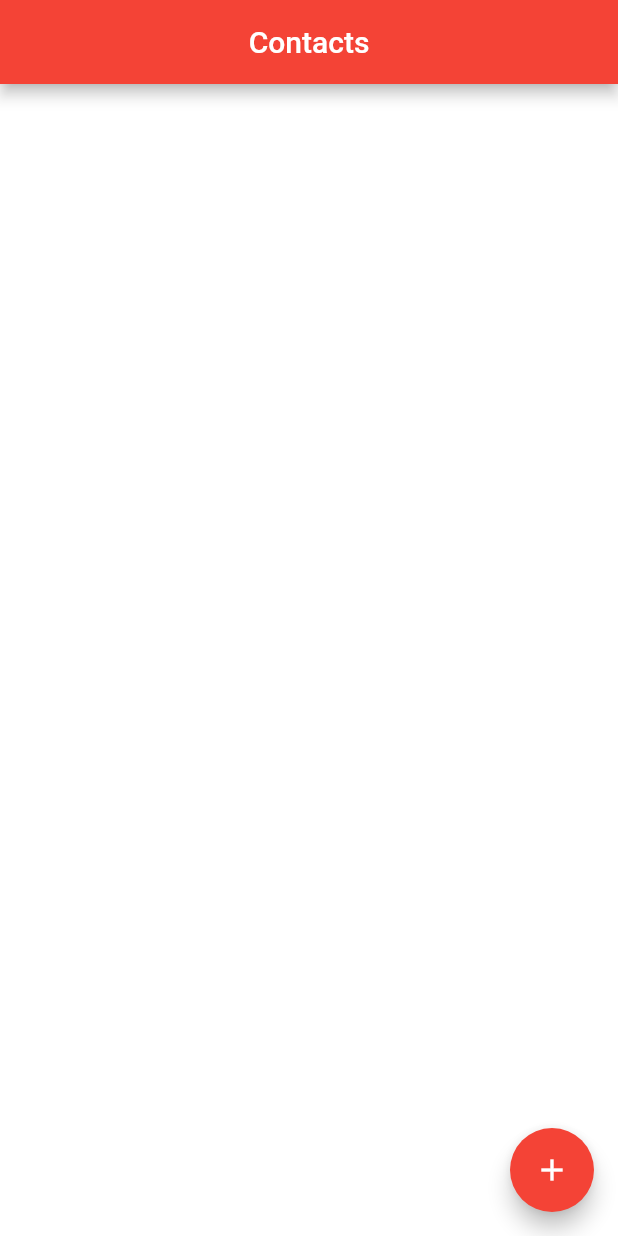
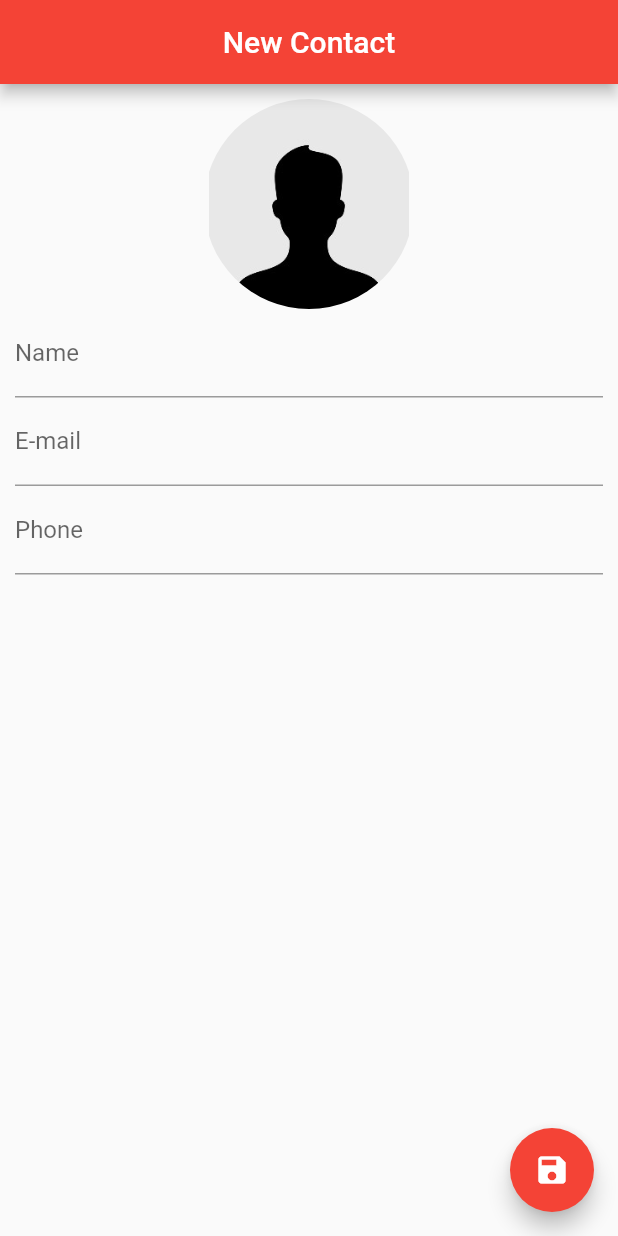
Before and after one commit to caiosw/phonebook, a Flutter app: the screen it shows after launch, on a phone screen of 412 x 824 dp. Run offline on Flutter 3.47's test engine with Material 2 defaults, Android fonts, the phone set to English and light mode, and no system bars; our stand-ins replace sqflite; accounts and stored records are empty.

Commit message:
ContactPage widget

```diff
--- a/lib/main.dart
+++ b/lib/main.dart
@@ -1,8 +1,10 @@
 import 'package:flutter/material.dart';
+import 'package:phonebook/ui/contact_page.dart';
 import 'package:phonebook/ui/home_page.dart';
 
 void main() {
   runApp(MaterialApp(
-    home: HomePage()
+    home: ContactPage(),
+    debugShowCheckedModeBanner: false,
   ));
 }
--- /dev/null
+++ b/lib/ui/contact_page.dart
@@ -0,0 +1,104 @@
+import 'dart:io';
+
+import 'package:flutter/material.dart';
+import 'package:phonebook/helpers/contact_helper.dart';
+
+class ContactPage extends StatefulWidget {
+
+  final Contact contact;
+
+  ContactPage({this.contact});
+
+  @override
+  _ContactPageState createState() => _ContactPageState();
+}
+
+class _ContactPageState extends State<ContactPage> {
+
+  final _nameController = TextEditingController();
+  final _emailController = TextEditingController();
+  final _phoneController = TextEditingController();
+
+  bool _userEdited = false;
+  Contact _editedContact;
+
+  @override
+  void initState() {
+    super.initState();
+
+    if (widget.contact == null) {
+      _editedContact = Contact();
+    } else {
+      _editedContact = Contact.fromMap(widget.contact.toMap());
+
+      _nameController.text = _editedContact.name;
+      _emailController.text = _editedContact.email;
+      _phoneController.text = _editedContact.phone;
+    }
+  }
+
+  @override
+  Widget build(BuildContext context) {
+    return Scaffold(
+      appBar: AppBar(
+        backgroundColor: Colors.red,
+        title: Text(_editedContact.name ?? "New Contact"),
+        centerTitle: true,
+      ),
+      floatingActionButton: FloatingActionButton(
+        onPressed: () {},
+        child: Icon(Icons.save),
+        backgroundColor: Colors.red,
+      ),
+      body: SingleChildScrollView(
+        padding: EdgeInsets.all(10.0),
+        child: Column(
+          children: [
+            GestureDetector(
+              child: Container(
+                width: 140.0,
+                height: 140.0,
+                decoration: BoxDecoration(
+                  shape: BoxShape.circle,
+                  image: DecorationImage(
+                    image: _editedContact.img != null ?
+                    FileImage(File(_editedContact.img)) :
+                    AssetImage("images/person.jpg")
+                  )
+                )
+              ),
+            ),
+            TextField(
+              controller: _nameController,
+              decoration: InputDecoration(labelText: "Name"),
+              onChanged: (text) {
+                setState(() {
+                  _userEdited = true;
+                  _editedContact.name = text;
+                });
+              },
+            ),
+            TextField(
+              controller: _emailController,
+              decoration: InputDecoration(labelText: "E-mail"),
+              onChanged: (text) {
+                _userEdited = true;
+                _editedContact.email = text;
+              },
+              keyboardType: TextInputType.emailAddress,
+            ),
+            TextField(
+              controller: _phoneController,
+              decoration: InputDecoration(labelText: "Phone"),
+              onChanged: (text) {
+                _userEdited = true;
+                _editedContact.phone = text;
+              },
+              keyboardType: TextInputType.phone,
+            ),
+          ],
+        ),
+      ),
+    );
+  }
+}
--- a/lib/ui/home_page.dart
+++ b/lib/ui/home_page.dart
@@ -62,7 +62,8 @@ class _HomePageState extends State<HomePage> {
                   shape: BoxShape.circle,
                   image: DecorationImage(
                     image: contacts[index].img != null ?
-                    FileImage(File(contacts[index].img)) : "/images/person.jpg"
+                    FileImage(File(contacts[index].img)) :
+                    AssetImage("/images/person.jpg")
                   )
                 )
               ),
```
Also changed, not shown: images/person.jpg.
